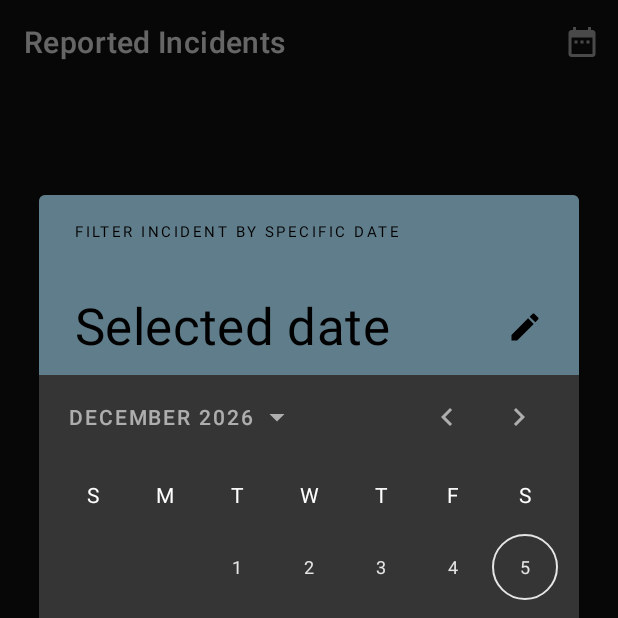
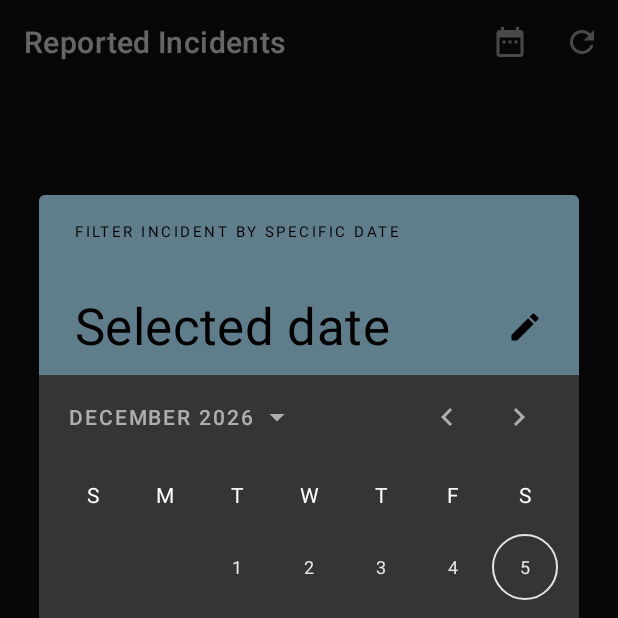
Before and after one commit to hossain-khan/android-police-brutality-incidents, an Android app: the screen it shows after launch (MainActivity), after a tap on "Filter by Date", on a phone screen of 412 x 824 dp, the top half of it. Run offline under Robolectric (Android 15) with nearby library versions, the phone set to English and light mode, and no system bars; our stand-ins replace Dagger/Hilt's generated code, Room's generated code, Timber, data binding, navigation-ui; 2 statements that could not run were skipped.

Commit message:
[ADDED] #31 #70 Logic to request refresh by pull-to-refresh
Fixes #31

```diff
--- a/android-app/app/build.gradle
+++ b/android-app/app/build.gradle
@@ -83,6 +83,7 @@ dependencies {
     implementation "androidx.constraintlayout:constraintlayout:$rootProject.constraintLayoutVersion"
     implementation "androidx.cardview:cardview:$rootProject.cardViewVersion"
     implementation "androidx.preference:preference:$rootProject.preferenceVersion"
+    implementation "androidx.swiperefreshlayout:swiperefreshlayout:1.1.0-rc01"
 
     // Firebase
     implementation "com.google.firebase:firebase-analytics:$rootProject.firebaseAnalyticsVersion"
--- a/android-app/app/src/main/java/com/blacklivesmatter/policebrutality/ui/incidentlocations/LocationFragment.kt
+++ b/android-app/app/src/main/java/com/blacklivesmatter/policebrutality/ui/incidentlocations/LocationFragment.kt
@@ -17,6 +17,7 @@ import com.blacklivesmatter.policebrutality.config.THE_846_DAY
 import com.blacklivesmatter.policebrutality.databinding.FragmentIncidentLocationsBinding
 import com.blacklivesmatter.policebrutality.ui.extensions.observeKotlin
 import com.blacklivesmatter.policebrutality.ui.incidentlocations.LocationViewModel.NavigationEvent
+import com.blacklivesmatter.policebrutality.ui.incidentlocations.LocationViewModel.RefreshEvent
 import com.google.android.material.datepicker.CalendarConstraints
 import com.google.android.material.datepicker.CalendarConstraints.DateValidator
 import com.google.android.material.datepicker.CompositeDateValidator
@@ -94,6 +95,33 @@ class LocationFragment : DaggerFragment() {
                 }
             }
         }
+
+        setupSwipeRefreshAction()
+    }
+
+    private fun setupSwipeRefreshAction() {
+        viewDataBinding.swipeRefresh.setColorSchemeResources(R.color.teal_700, R.color.blue_grey_500, R.color.teal_800)
+        viewDataBinding.swipeRefresh.setOnRefreshListener {
+            viewModel.onRefreshIncidentsRequested()
+        }
+
+        viewModel.refreshEvent.observeKotlin(viewLifecycleOwner) { event: RefreshEvent ->
+            when (event) {
+                is RefreshEvent.Success -> {
+                    Timber.d("Refresh was successful")
+                    viewDataBinding.swipeRefresh.isRefreshing = false
+                    Snackbar.make(viewDataBinding.root, R.string.message_incident_refreshed, Snackbar.LENGTH_SHORT)
+                }
+                is RefreshEvent.Error -> {
+                    Timber.d("Refresh was unsuccessful")
+                    viewDataBinding.swipeRefresh.isRefreshing = false
+                    Snackbar.make(viewDataBinding.root, R.string.message_incident_refresh_fail, Snackbar.LENGTH_SHORT)
+                }
+                is RefreshEvent.Loading -> {
+                    viewDataBinding.swipeRefresh.isRefreshing = true
+                }
+            }
+        }
     }
 
     //
@@ -113,6 +141,10 @@ class LocationFragment : DaggerFragment() {
         when (item.itemId) {
             R.id.toolbar_menu_filter_by_date -> {
                 showDatePicker()
+                return true
+            }
+            R.id.toolbar_menu_refresh -> {
+                viewModel.onRefreshIncidentsRequested()
                 return true
             }
             else -> return super.onOptionsItemSelected(item)
--- /dev/null
+++ b/android-app/app/src/main/res/drawable/ic_baseline_refresh_24.xml
@@ -0,0 +1,10 @@
+<vector xmlns:android="http://schemas.android.com/apk/res/android"
+    android:width="24dp"
+    android:height="24dp"
+    android:viewportWidth="24"
+    android:viewportHeight="24"
+    android:tint="?attr/colorControlNormal">
+  <path
+      android:fillColor="@android:color/white"
+      android:pathData="M17.65,6.35C16.2,4.9 14.21,4 12,4c-4.42,0 -7.99,3.58 -7.99,8s3.57,8 7.99,8c3.73,0 6.84,-2.55 7.73,-6h-2.08c-0.82,2.33 -3.04,4 -5.65,4 -3.31,0 -6,-2.69 -6,-6s2.69,-6 6,-6c1.66,0 3.14,0.69 4.22,1.78L13,11h7V4l-2.35,2.35z"/>
+</vector>
--- a/android-app/app/src/main/res/layout/fragment_incident_locations.xml
+++ b/android-app/app/src/main/res/layout/fragment_incident_locations.xml
@@ -33,6 +33,19 @@
                 app:title="@string/title_brutality_incidents" />
         </com.google.android.material.appbar.AppBarLayout>
 
+        <androidx.swiperefreshlayout.widget.SwipeRefreshLayout
+            android:id="@+id/swipe_refresh"
+            android:layout_width="match_parent"
+            android:layout_height="match_parent"
+            android:layout_marginTop="?actionBarSize">
+            <!--
+                Looks like there is a issue with AppBarLayout, it gets hidden without the margin
+
+                Temporary hack is to move the `SwipeRefreshLayout` as root element of this layout.
+                And then use setProgressViewOffset to show indicator bit down from top.
+                NOT applying the hack to keep the layout order clean.
+            -->
+
             <androidx.recyclerview.widget.RecyclerView
                 android:id="@+id/recycler_view"
                 android:layout_width="match_parent"
@@ -47,5 +60,6 @@
                 tools:background="#dac"
                 tools:itemCount="7"
                 tools:listitem="@layout/list_item_location" />
+        </androidx.swiperefreshlayout.widget.SwipeRefreshLayout>
     </androidx.coordinatorlayout.widget.CoordinatorLayout>
 </layout>
--- a/android-app/app/src/main/res/menu/locations_menu.xml
+++ b/android-app/app/src/main/res/menu/locations_menu.xml
@@ -9,4 +9,10 @@
         android:icon="@drawable/ic_baseline_date_range_24"
         android:title="@string/menu_title_date_filter"
         app:showAsAction="always" />
+
+    <item
+        android:id="@+id/toolbar_menu_refresh"
+        android:icon="@drawable/ic_baseline_refresh_24"
+        android:title="@string/menu_title_date_filter"
+        app:showAsAction="ifRoom" />
 </menu>
--- a/android-app/app/src/main/res/values/strings.xml
+++ b/android-app/app/src/main/res/values/strings.xml
@@ -17,12 +17,15 @@
     <string name="menu_title_about_app">About App</string>
     <string name="menu_title_share_app">Share App</string>
     <string name="menu_title_date_filter">Filter by Date</string>
+    <string name="menu_title_refresh">Refresh</string>
 
-    <!-- Use messages - info, success, error etc -->
+    <!-- User messages - info, success, error etc -->
     <string name="message_hashtag_copied_to_clipboard">The %s hash tag has been copied to your clipboard.</string>
     <string name="unable_to_load_url">Unable to load selected URL due to internal issue. Try different external URLs.</string>
     <string name="unable_to_load_report_incident_url">Unable to load report incident from app. Visit original GitHub repository to report incident. See \"More Info\" section for additional resources.</string>
     <string name="message_no_incident_found_on_selected_date">Sorry, there are no incidents reported on selected date %1$s</string>
+    <string name="message_incident_refreshed">Successfully refreshed incidents from source \'2020PB/police-brutality\'.</string>
+    <string name="message_incident_refresh_fail">Sorry, we are unable to refresh new incidents data at the moment. Please try again later.</string>
 
     <!-- Content description for accessibility -->
     <string name="content_description_fist_icon">Justice for George Floyd protest fist image icon</string>
```
Also changed, not shown: android-app/app/src/main/java/com/blacklivesmatter/policebrutality/ui/incidentlocations/LocationViewModel.kt (+28 -0 lines). Lines whose indentation alone changed are shown as unchanged.
